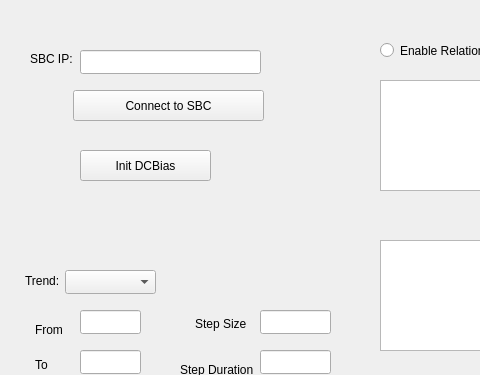
Old version of the form autotrend.ui in the repository MOBILionSystems/MIPS-app-MOBILion; both pictures show x 0 to 480 and y 0 to 375 of the 875 by 584 pixel window.
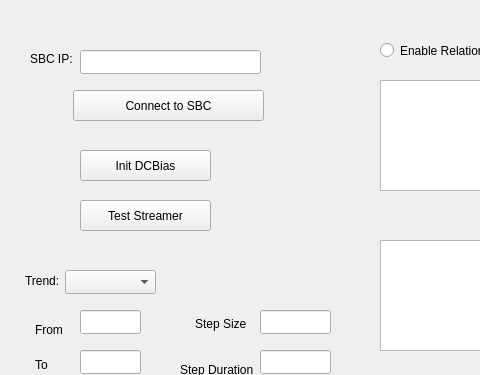
New version of the form.

```diff
--- a/autotrend.ui
+++ b/autotrend.ui
@@ -344,6 +344,19 @@
     <string>Save</string>
    </property>
   </widget>
+  <widget class="QPushButton" name="pushButton">
+   <property name="geometry">
+    <rect>
+     <x>80</x>
+     <y>200</y>
+     <width>131</width>
+     <height>31</height>
+    </rect>
+   </property>
+   <property name="text">
+    <string>Test Streamer</string>
+   </property>
+  </widget>
  </widget>
  <resources/>
  <connections/>
```
